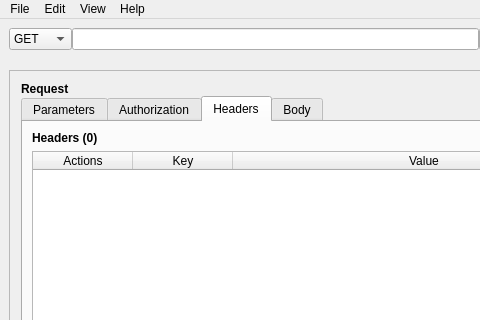
Above: src/main/python/ui/rester.ui from schartz/rester before the change; both pictures show x 0 to 480 and y 0 to 320 of the 1047 by 762 pixel window. Below: the same form after it.
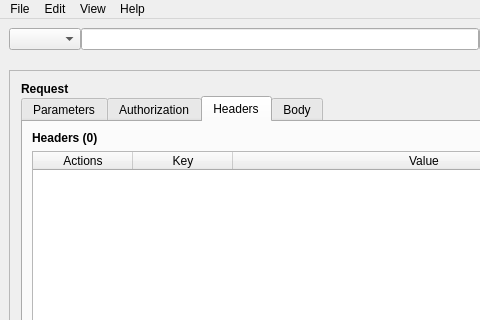
That is the form after the change. The open tabs and pages were chosen to show the change.

Commit message: Add proper options dynamically in request type combobox and add stretch factor for history partition in UI.

Patch:
```diff
--- a/src/main/python/ui/rester.ui
+++ b/src/main/python/ui/rester.ui
@@ -79,16 +79,6 @@
             <verstretch>0</verstretch>
            </sizepolicy>
           </property>
-          <item>
-           <property name="text">
-            <string>GET</string>
-           </property>
-          </item>
-          <item>
-           <property name="text">
-            <string>POST</string>
-           </property>
-          </item>
          </widget>
         </item>
         <item row="2" column="0" colspan="4">
```
Left out of the diff: 2 changed lines with no effect on the pictures. The commit also changes 1 other file.
